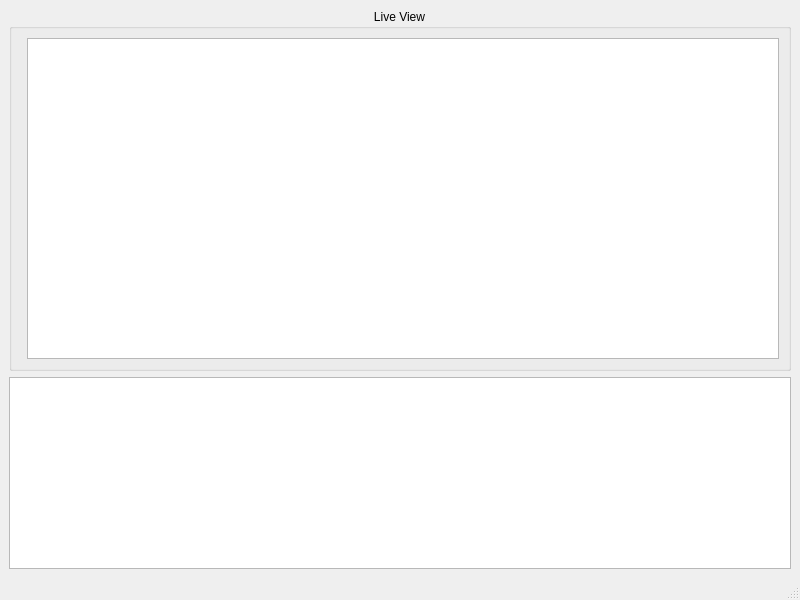
Lexcelon/batlab-toolkit-gui, file batlab.ui: the form before one commit.
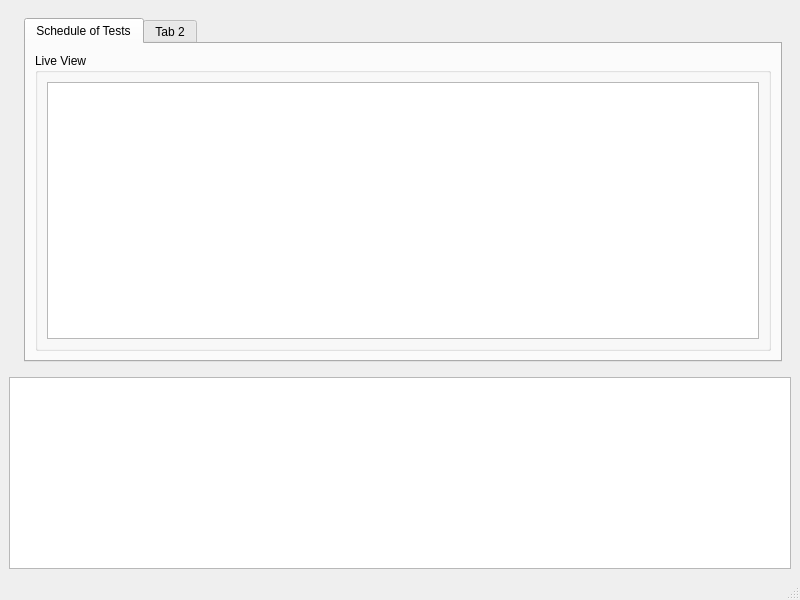
The form after the commit.

What changed in the file:
```diff
--- a/batlab.ui
+++ b/batlab.ui
@@ -15,7 +15,7 @@
   </property>
   <widget class="QWidget" name="centralwidget">
    <layout class="QGridLayout" name="gridLayout_2">
-    <item row="1" column="0">
+    <item row="2" column="0">
      <widget class="QTextEdit" name="textBrowser">
       <property name="sizePolicy">
        <sizepolicy hsizetype="Expanding" vsizetype="Fixed">
@@ -34,22 +34,16 @@
       </property>
      </widget>
     </item>
-    <item row="0" column="0">
-     <widget class="QGroupBox" name="groupBox">
+    <item row="1" column="0">
+     <widget class="QFrame" name="frame">
       <property name="sizePolicy">
        <sizepolicy hsizetype="Expanding" vsizetype="Expanding">
         <horstretch>0</horstretch>
         <verstretch>0</verstretch>
        </sizepolicy>
       </property>
-      <property name="title">
-       <string>Live View</string>
-      </property>
-      <property name="alignment">
-       <set>Qt::AlignHCenter|Qt::AlignTop</set>
-      </property>
-      <layout class="QHBoxLayout" name="horizontalLayout">
-       <item>
+      <layout class="QGridLayout" name="gridLayout_4">
+       <item row="0" column="0">
         <widget class="QDialogButtonBox" name="buttonBox">
          <property name="orientation">
           <enum>Qt::Vertical</enum>
@@ -62,17 +56,47 @@
          </property>
         </widget>
        </item>
-       <item>
-        <widget class="QTableWidget" name="tableWidget">
-         <property name="editTriggers">
-          <set>QAbstractItemView::NoEditTriggers</set>
+       <item row="0" column="1">
+        <widget class="QTabWidget" name="tabWidget">
+         <property name="currentIndex">
+          <number>0</number>
          </property>
+         <widget class="QWidget" name="testScheduleTab">
+          <attribute name="title">
+           <string>Schedule of Tests</string>
+          </attribute>
+          <layout class="QGridLayout" name="gridLayout">
+           <item row="0" column="0">
+            <widget class="QGroupBox" name="groupBox_2">
+             <property name="title">
+              <string>Live View</string>
+             </property>
+             <layout class="QGridLayout" name="gridLayout_3">
+              <item row="0" column="0">
+               <widget class="QTableWidget" name="tableWidget">
+                <property name="editTriggers">
+                 <set>QAbstractItemView::NoEditTriggers</set>
+                </property>
+               </widget>
+              </item>
+             </layout>
+            </widget>
+           </item>
+          </layout>
+         </widget>
+         <widget class="QWidget" name="tab_2">
+          <attribute name="title">
+           <string>Tab 2</string>
+          </attribute>
+         </widget>
         </widget>
        </item>
       </layout>
      </widget>
     </item>
    </layout>
+   <zorder>frame</zorder>
+   <zorder>textBrowser</zorder>
   </widget>
   <widget class="QMenuBar" name="menubar">
    <property name="geometry">
```
